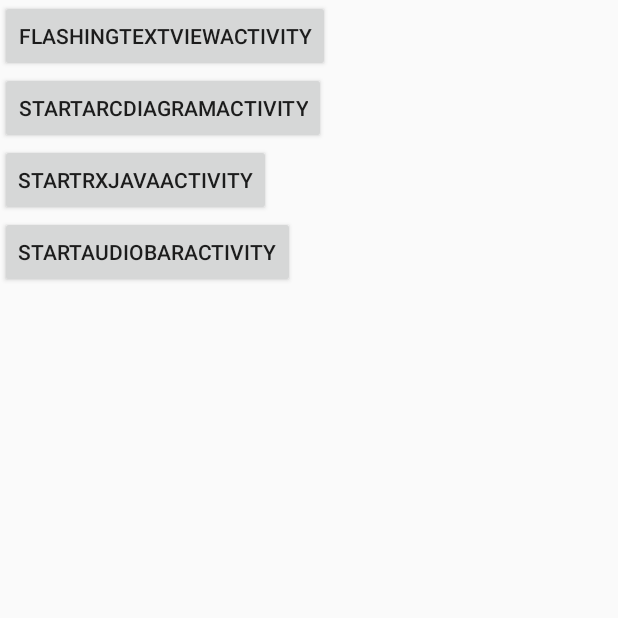
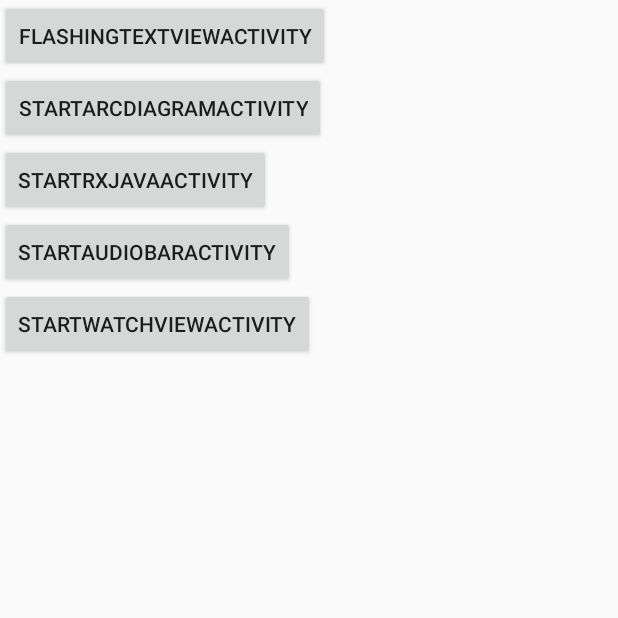
Before and after one commit to jidishengguang123/AndroidDemo, an Android app: the screen it shows after launch (MainActivity), on a phone screen of 412 x 824 dp, the top half of it. Run offline under Robolectric (Android 15) with nearby library versions, the phone set to English and light mode, and no system bars.

Commit message:
增加绘制钟表盘的demo

```diff
--- a/app/build.gradle
+++ b/app/build.gradle
@@ -26,4 +26,5 @@ dependencies {
     compile 'com.android.support:design:23.1.1'
     compile 'io.reactivex:rxandroid:1.1.0'
     compile 'io.reactivex:rxjava:1.1.0'
+    compile 'com.android.support:support-v4:23.1.1'
 }
--- a/app/src/main/AndroidManifest.xml
+++ b/app/src/main/AndroidManifest.xml
@@ -38,6 +38,12 @@
             android:label="@string/app_name"
             android:theme="@style/AppTheme.NoActionBar">
         </activity>
+        <activity
+            android:name=".activity.WatchViewActivity"
+            android:configChanges="orientation|keyboardHidden|screenSize"
+            android:label="@string/title_activity_watch_view"
+            android:theme="@style/FullscreenTheme">
+        </activity>
     </application>
 
 </manifest>
--- a/app/src/main/java/com/jeck/demo/activity/MainActivity.java
+++ b/app/src/main/java/com/jeck/demo/activity/MainActivity.java
@@ -35,4 +35,8 @@ public class MainActivity extends AppCompatActivity {
         startActivity(intent);
     }
 
+    public void startWatchViewActivity(View view){
+        Intent intent = new Intent(this,WatchViewActivity.class);
+        startActivity(intent);
+    }
 }
--- a/app/src/main/res/layout/activity_main.xml
+++ b/app/src/main/res/layout/activity_main.xml
@@ -31,4 +31,10 @@
         android:layout_height="wrap_content"
         android:text="startAudioBarActivity"/>
 
+    <Button
+        android:onClick="startWatchViewActivity"
+        android:layout_width="wrap_content"
+        android:layout_height="wrap_content"
+        android:text="startWatchViewActivity"/>
+
 </LinearLayout>
--- a/app/src/main/res/values/colors.xml
+++ b/app/src/main/res/values/colors.xml
@@ -3,4 +3,6 @@
     <color name="colorPrimary">#3F51B5</color>
     <color name="colorPrimaryDark">#303F9F</color>
     <color name="colorAccent">#FF4081</color>
+
+    <color name="black_overlay">#66000000</color>
 </resources>
--- a/app/src/main/res/values/strings.xml
+++ b/app/src/main/res/values/strings.xml
@@ -1,4 +1,8 @@
 <resources>
     <string name="app_name">AndroidDemo</string>
     <string name="action_settings">Settings</string>
+
+    <string name="title_activity_watch_view">WatchViewActivity</string>
+    <string name="dummy_button">Dummy Button</string>
+    <string name="dummy_content">DUMMY\nCONTENT</string>
 </resources>
--- a/app/src/main/res/values/styles.xml
+++ b/app/src/main/res/values/styles.xml
@@ -17,4 +17,16 @@
 
     <style name="AppTheme.PopupOverlay" parent="ThemeOverlay.AppCompat.Light"/>
 
+    <style name="FullscreenTheme" parent="AppTheme">
+        <item name="android:actionBarStyle">@style/FullscreenActionBarStyle</item>
+        <item name="android:windowActionBarOverlay">true</item>
+        <item name="android:windowBackground">@null</item>
+        <item name="metaButtonBarStyle">?android:attr/buttonBarStyle</item>
+        <item name="metaButtonBarButtonStyle">?android:attr/buttonBarButtonStyle</item>
+    </style>
+
+    <style name="FullscreenActionBarStyle" parent="Widget.AppCompat.ActionBar">
+        <item name="android:background">@color/black_overlay</item>
+    </style>
+
 </resources>
```
Also changed, not shown: app/src/main/java/com/jeck/demo/activity/WatchViewActivity.java (added, +19 -0 lines), app/src/main/java/com/jeck/demo/view/WatchView.java (added, +90 -0 lines), app/src/main/res/layout/activity_watch_view.xml (added, +11 -0 lines), app/src/main/res/values/attrs.xml (added, +12 -0 lines).
